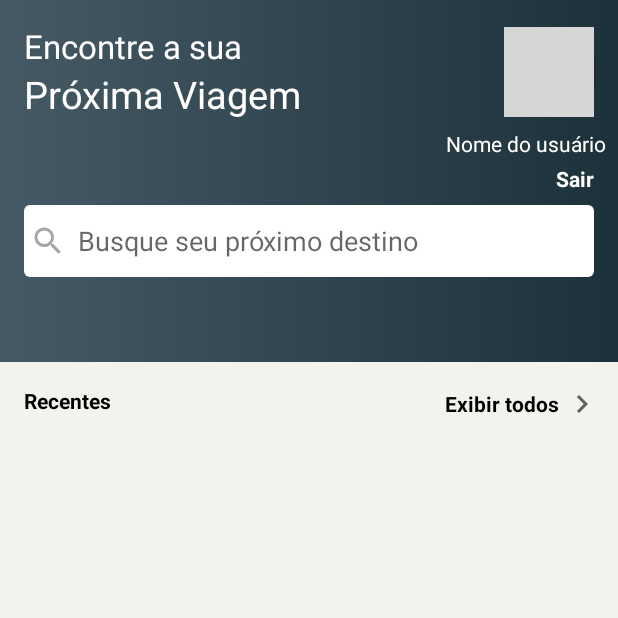
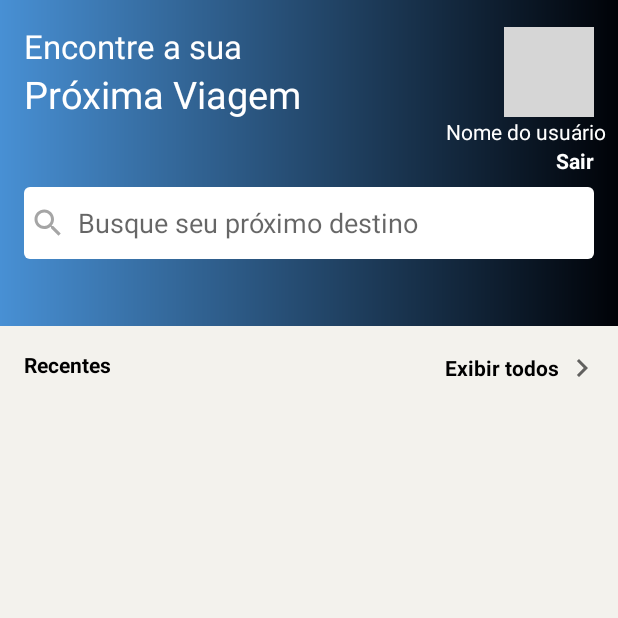
Before and after one commit to MichelSouza17/Viagem-App, an Android app: the MainActivity screen opened directly, with no data from a screen before it, on a phone screen of 412 x 824 dp, the top half of it. Run offline under Robolectric (Android 15) with nearby library versions, the phone set to English and light mode, and no system bars; pictures from the network do not load; Roboto replaces fonts that are not available here; 1 statement that could not run was skipped; grey boxes are pictures that could not be loaded.

Commit message:
Versão 2.0 Finalizada

```diff
--- a/app/src/main/AndroidManifest.xml
+++ b/app/src/main/AndroidManifest.xml
@@ -10,7 +10,8 @@
         android:label="@string/app_name"
         android:roundIcon="@mipmap/ic_launcher_round"
         android:supportsRtl="true"
-        android:theme="@style/AppTheme">
+        android:theme="@style/AppTheme"
+        android:usesCleartextTraffic="true">
         <activity android:name=".ui.LoginActivity">
             <intent-filter>
                 <action android:name="android.intent.action.MAIN" />
--- a/app/src/main/res/layout/activity_main.xml
+++ b/app/src/main/res/layout/activity_main.xml
@@ -86,7 +86,6 @@
             android:id="@+id/tv_sign_out"
             android:layout_width="wrap_content"
             android:layout_height="wrap_content"
-            android:layout_marginTop="4dp"
             android:layout_marginBottom="8dp"
             android:text="Sair"
             android:textColor="#FFFFFF"
@@ -99,7 +98,6 @@
             android:id="@+id/tv_display_name"
             android:layout_width="wrap_content"
             android:layout_height="wrap_content"
-            android:layout_marginTop="8dp"
             android:layout_marginEnd="8dp"
             android:text="Nome do Usuário"
             android:textColor="#FFFFFF"
--- a/app/src/main/res/values/colors.xml
+++ b/app/src/main/res/values/colors.xml
@@ -1,6 +1,6 @@
 <?xml version="1.0" encoding="utf-8"?>
 <resources>
-    <color name="colorPrimary">#455a64</color>
-    <color name="colorPrimaryDark">#1c313a</color>
-    <color name="colorAccent">#718792</color>
+    <color name="colorPrimary">#4890d4</color>
+    <color name="colorPrimaryDark">#000207</color>
+    <color name="colorAccent">#111869</color>
 </resources>
```
